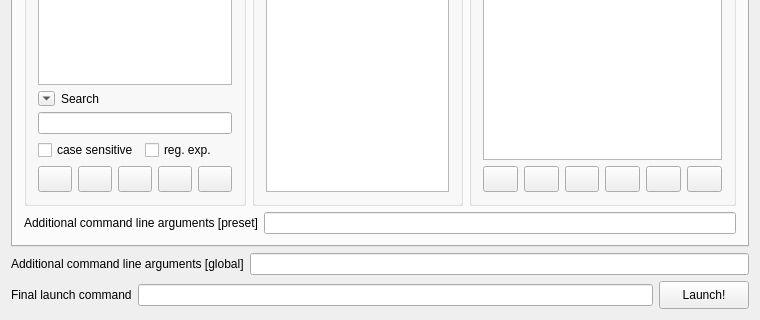
Above: Forms/MainWindow.ui from Youda008/DoomRunner before the change; both pictures show x 0 to 760 and y 440 to 760 of the 760 by 760 pixel window. Below: the same form after it.
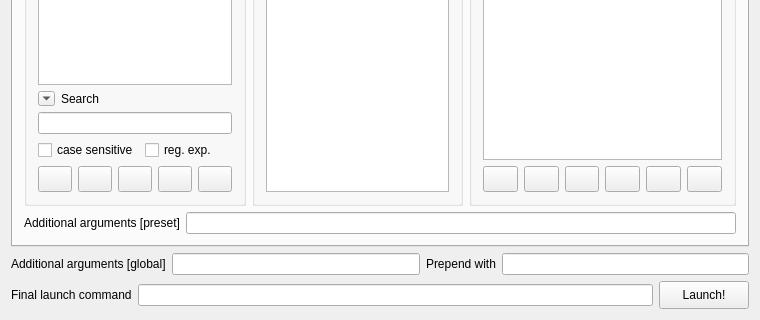
That is the form after the change. Icons and pictures are not drawn. Custom widgets are drawn as their Qt base class.

Commit message: added "prepend launch command with" option

The edit to the form file:
```diff
--- a/Forms/MainWindow.ui
+++ b/Forms/MainWindow.ui
@@ -563,14 +563,11 @@
               <verstretch>0</verstretch>
              </sizepolicy>
             </property>
-            <property name="minimumSize">
-             <size>
-              <width>171</width>
-              <height>17</height>
-             </size>
+            <property name="toolTip">
+             <string>&lt;html&gt;&lt;head/&gt;&lt;body&gt;&lt;p&gt;Additional command line arguments for this preset&lt;/p&gt;&lt;/body&gt;&lt;/html&gt;</string>
             </property>
             <property name="text">
-             <string>Additional command line arguments [preset]</string>
+             <string>Additional arguments [preset]</string>
             </property>
            </widget>
           </item>
@@ -2097,20 +2094,30 @@
           <verstretch>0</verstretch>
          </sizepolicy>
         </property>
-        <property name="minimumSize">
-         <size>
-          <width>171</width>
-          <height>17</height>
-         </size>
+        <property name="toolTip">
+         <string>&lt;html&gt;&lt;head/&gt;&lt;body&gt;&lt;p&gt;Additional command line arguments&lt;/p&gt;&lt;/body&gt;&lt;/html&gt;</string>
         </property>
         <property name="text">
-         <string>Additional command line arguments [global]</string>
+         <string>Additional arguments [global]</string>
         </property>
        </widget>
       </item>
       <item>
        <widget class="QLineEdit" name="globalCmdArgsLine"/>
       </item>
+      <item>
+       <widget class="QLabel" name="cmdPrefixLabel">
+        <property name="toolTip">
+         <string>&lt;html&gt;&lt;head/&gt;&lt;body&gt;&lt;p&gt;Prepend the launch command with this.&lt;/p&gt;&lt;p&gt;Intended for launching from various sandbox environments or application managers.&lt;/p&gt;&lt;/body&gt;&lt;/html&gt;</string>
+        </property>
+        <property name="text">
+         <string>Prepend with</string>
+        </property>
+       </widget>
+      </item>
+      <item>
+       <widget class="QLineEdit" name="cmdPrefixLine"/>
+      </item>
      </layout>
     </item>
     <item>
@@ -2123,12 +2130,6 @@
           <verstretch>0</verstretch>
          </sizepolicy>
         </property>
-        <property name="minimumSize">
-         <size>
-          <width>110</width>
-          <height>17</height>
-         </size>
-        </property>
         <property name="text">
          <string>Final launch command</string>
         </property>
```
The commit also changes 7 other files.
